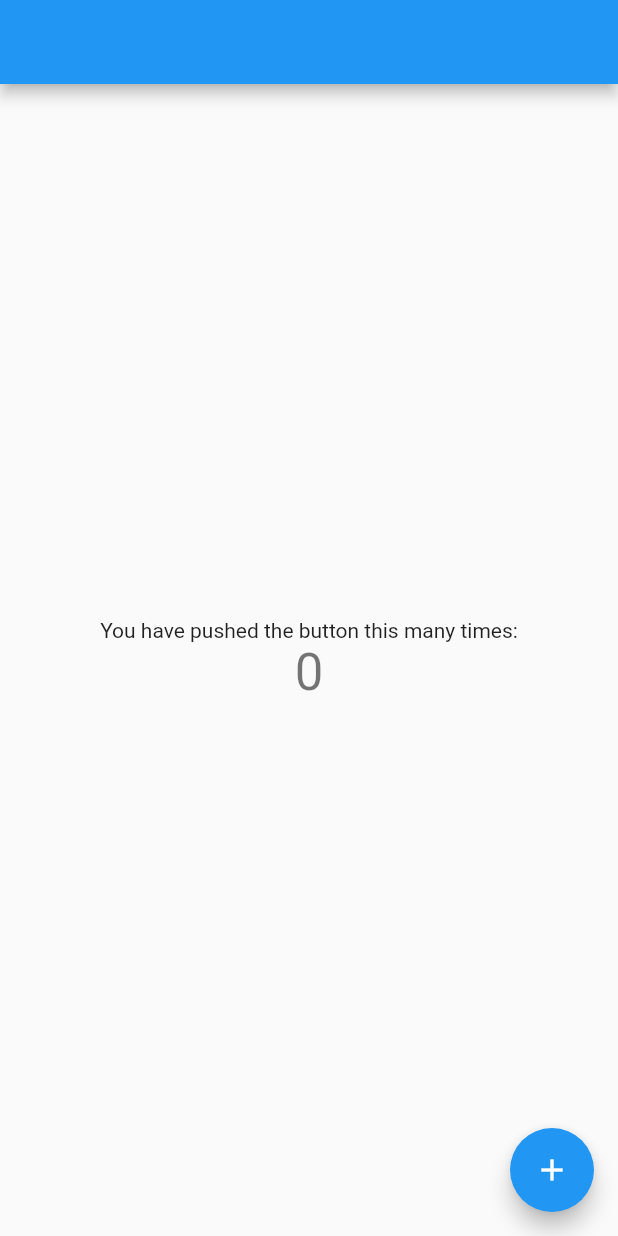
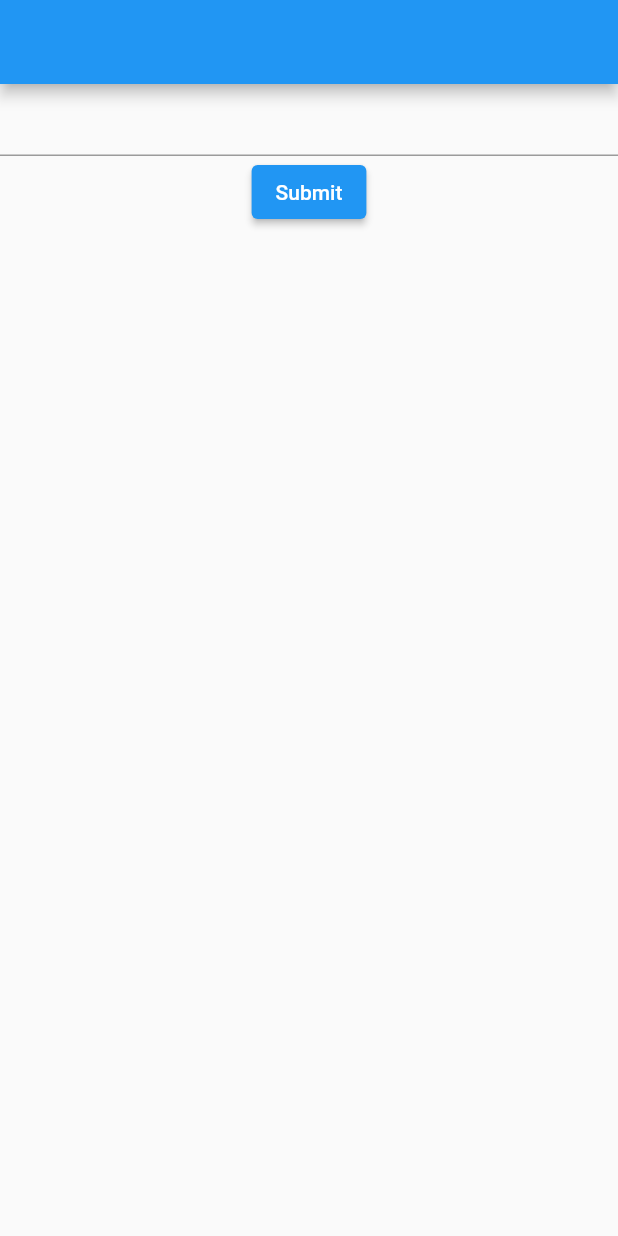
Before and after one commit to samikkj/flutter_model_class, a Flutter app: the screen it shows after launch, on a phone screen of 412 x 824 dp. Run offline on Flutter 3.47's test engine with Material 2 defaults, Android fonts, the phone set to English and light mode, and no system bars; our stand-ins replace get, get_storage.

Commit message:
Changes made

```diff
--- a/flutter_application_1/lib/model/homePageModel.dart
+++ b/flutter_application_1/lib/model/homePageModel.dart
@@ -1,7 +1,5 @@
 import 'package:get/get.dart';
 
 class HomePageModel {
-  var counter = 0.obs;
-  var counterValue =0.obs;
-
+  var name = ''.obs;
 }
--- a/flutter_application_1/lib/views/homePage.dart
+++ b/flutter_application_1/lib/views/homePage.dart
@@ -1,6 +1,5 @@
 import 'package:flutter/material.dart';
 import 'package:flutter_application_1/controller/homeController.dart';
-import 'package:flutter_application_1/model/homePageModel.dart';
 import 'package:get/get.dart';
 import 'package:get/get_core/src/get_main.dart';
 import 'package:get_storage/get_storage.dart';
@@ -8,33 +7,31 @@ import 'package:get_storage/get_storage.dart';
 class HomePage extends StatelessWidget {
   HomePage({Key? key}) : super(key: key);
   final box = GetStorage();
-  HomePageModel model = HomePageModel();
-  final HomeController controller = Get.put(HomeController());
+  TextEditingController nameController = TextEditingController();
+  HomeController controller = Get.put(HomeController());
 
   @override
   Widget build(BuildContext context) {
     return Scaffold(
       appBar: AppBar(),
-      body: Center(
-        child: Column(
-          mainAxisAlignment: MainAxisAlignment.center,
-          children: <Widget>[
-            const Text(
-              'You have pushed the button this many times:',
-            ),
-            Obx(
-              () => Text(
-                '${model.counterValue}',
-                style: Theme.of(context).textTheme.headline4,
-              ),
-            ),
-          ],
-        ),
-      ),
-      floatingActionButton: FloatingActionButton(
-        onPressed: controller.incrementCounter,
-        tooltip: 'Increment',
-        child: const Icon(Icons.add),
+      body: Column(
+        children: [
+          TextField(
+            controller: nameController,
+          ),
+          ElevatedButton(
+            onPressed: () {
+              controller.storeData(nameController.text);
+            },
+            child: const Text('Submit'),
+          ),
+          const SizedBox(
+            height: 20,
+          ),
+          Center(
+            child: Obx(() => Text(controller.homePageModel.name.value)),
+          )
+        ],
       ),
     );
   }
```
Also changed, not shown: flutter_application_1/lib/controller/homeController.dart (+6 -14 lines).
